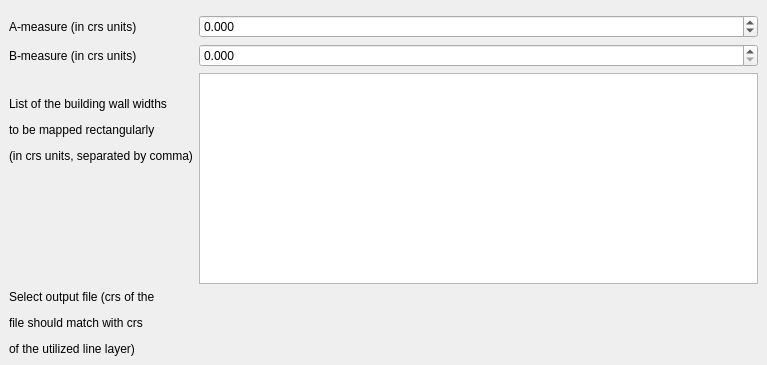
GispoCoding/kimu, file kimu/resources/ui/rectangular_dockwidget.ui: the form before one commit.
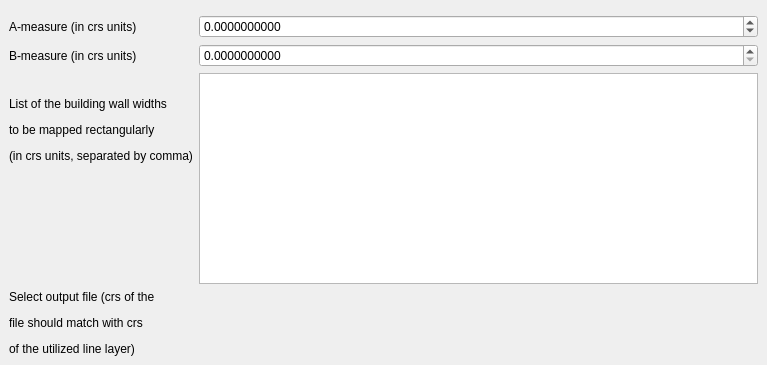
The form after the commit. Custom widgets are drawn as their Qt base class.

Patch:
```diff
--- a/kimu/resources/ui/rectangular_dockwidget.ui
+++ b/kimu/resources/ui/rectangular_dockwidget.ui
@@ -30,7 +30,7 @@
       <item row="2" column="1">
        <widget class="QDoubleSpinBox" name="doublespinbox_a">
         <property name="decimals">
-         <number>3</number>
+         <number>10</number>
         </property>
         <property name="minimum">
          <double>-99999999.000000000000000</double>
@@ -53,7 +53,7 @@
       <item row="3" column="1">
        <widget class="QDoubleSpinBox" name="doublespinbox_b">
         <property name="decimals">
-         <number>3</number>
+         <number>10</number>
         </property>
         <property name="maximum">
          <double>99999999.000000000000000</double>
```
